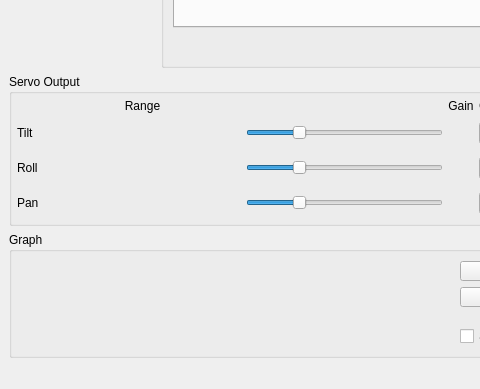
This is gui/src/mainwindow.ui in dlktdr/HeadTracker as Qt 5 draws it before an edit; both pictures show x 0 to 480 and y 342 to 731 of the 592 by 731 pixel window. The edited form follows.
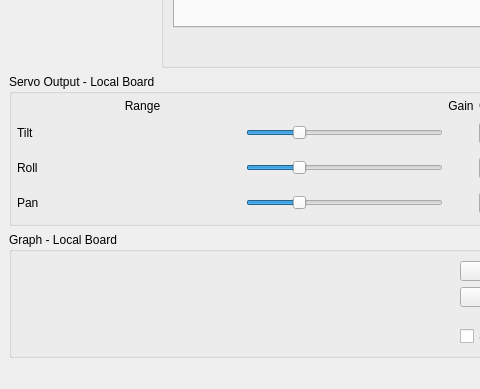
This is the edited form. The open tabs and pages were chosen to show the change. Icons and pictures are not drawn. Custom widgets are drawn as their Qt base class.

What changed in the file:
```diff
--- a/gui/src/mainwindow.ui
+++ b/gui/src/mainwindow.ui
@@ -2735,7 +2735,7 @@
        </sizepolicy>
       </property>
       <property name="title">
-       <string>Servo Output</string>
+       <string>Servo Output - Local Board</string>
       </property>
       <layout class="QGridLayout" name="gridLayout_5">
        <property name="leftMargin">
@@ -3282,7 +3282,7 @@
        </sizepolicy>
       </property>
       <property name="title">
-       <string>Graph</string>
+       <string>Graph - Local Board</string>
       </property>
       <layout class="QHBoxLayout" name="horizontalLayout" stretch="0,0">
        <item>
```
Left out of the diff: 1395 changed lines with no effect on the pictures.
